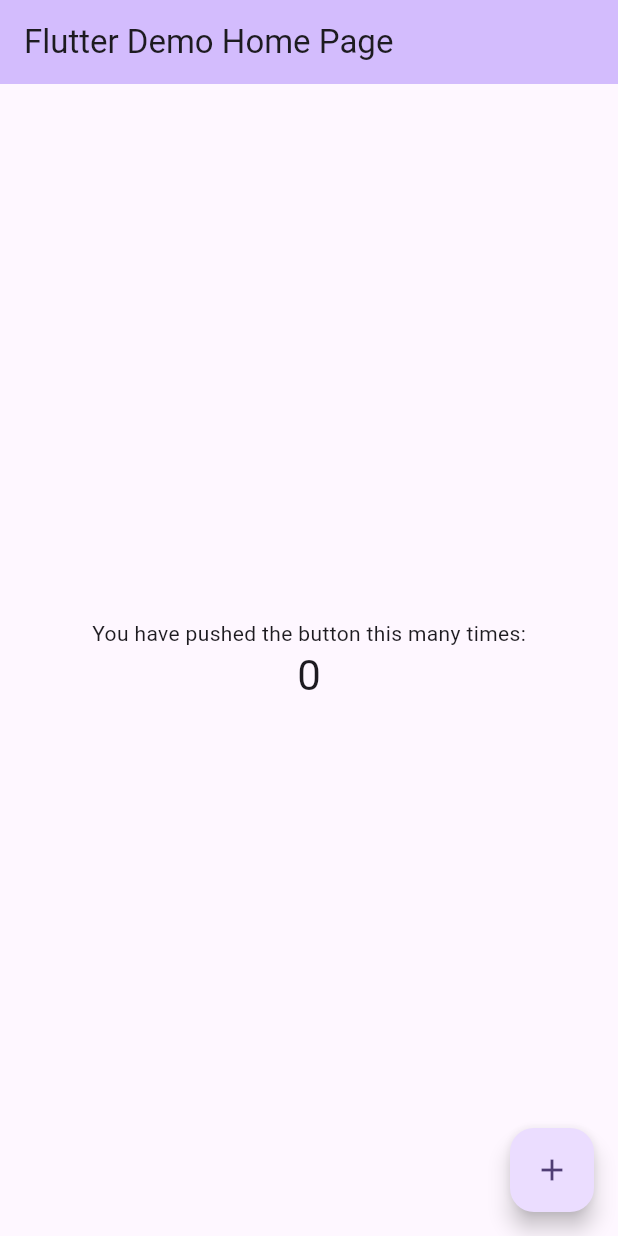
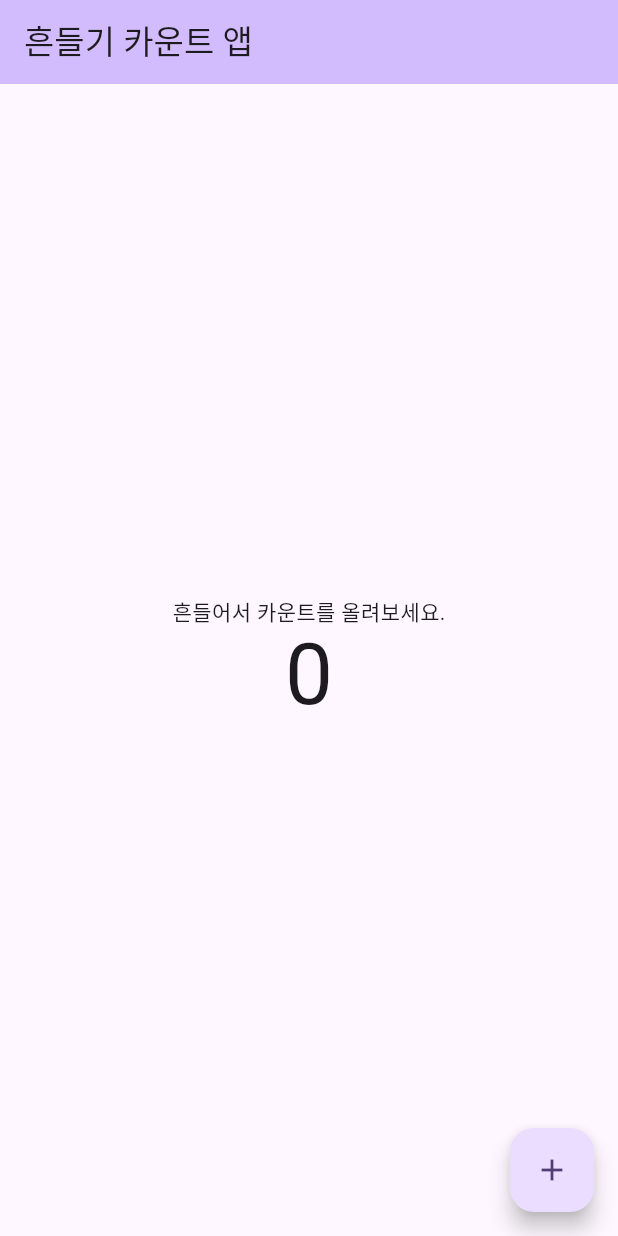
Before and after one commit to theolddragon/fastcampus-study-flutter, a Flutter app: the screen it shows after launch, on a phone screen of 412 x 824 dp. Run offline on Flutter 3.47's test engine with Material 3 defaults, Android fonts, the phone set to English and light mode, and no system bars.

Commit message:
Part 03. Flutter 활용  - Chapter 01. 흔들기 카운트 앱 : Package Manager 기초    = 02. 흔들기 앱 기본 프로젝트 틀 만들기

```diff
--- a/lib/main.dart
+++ b/lib/main.dart
@@ -11,7 +11,7 @@
   @override
   Widget build(BuildContext context) {
     return MaterialApp(
-      title: 'Flutter Demo',
+      title: '흔들기 카운트 앱',
       theme: ThemeData(
         // This is the theme of your application.
         //
@@ -31,7 +31,7 @@
         colorScheme: ColorScheme.fromSeed(seedColor: Colors.deepPurple),
         useMaterial3: true,
       ),
-      home: const MyHomePage(title: 'Flutter Demo Home Page'),
+      home: const MyHomePage(title: '흔들기 카운트 앱'),
     );
   }
 }
@@ -106,11 +106,11 @@
           mainAxisAlignment: MainAxisAlignment.center,
           children: <Widget>[
             const Text(
-              'You have pushed the button this many times:',
+              '흔들어서 카운트를 올려보세요.',
             ),
             Text(
               '$_counter',
-              style: Theme.of(context).textTheme.headlineMedium,
+              style: Theme.of(context).textTheme.displayLarge,
             ),
           ],
         ),
```
Also changed, not shown: 1 other file.
